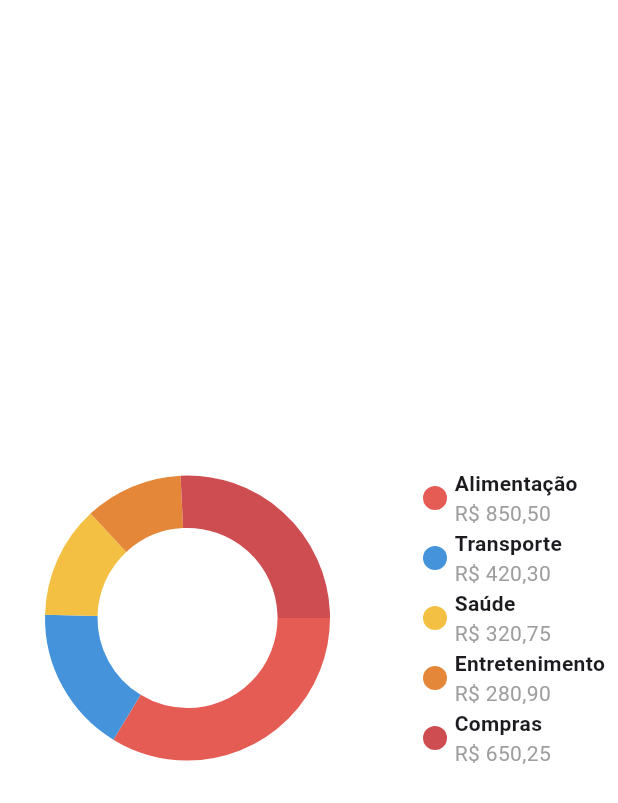
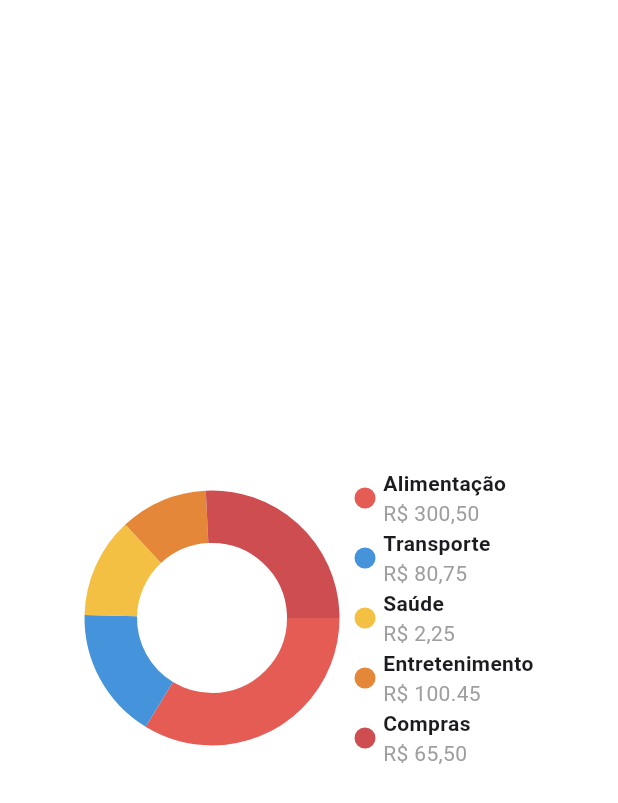
Before and after one commit to Ana-Julia-Furtado/Fin_Tracker, a Flutter app: the DonutChart screen opened directly, on a phone screen of 412 x 824 dp. Shown: the top 803 px of the screen. Run offline on Flutter 3.47's test engine with Material 3 defaults, Android fonts, the phone set to English and light mode, and no system bars; drawn by our look-alikes of fl_chart; our stand-ins replace firebase_core; accounts and stored records are empty.

```diff
--- a/lib/charts/chart.dart
+++ b/lib/charts/chart.dart
@@ -8,52 +8,51 @@ class DonutChart extends StatelessWidget {
   Widget build(BuildContext context) {
     return Scaffold(
       body: Center(
-        // MUDANÇA: Usar uma Row para colocar o gráfico e a legenda lado a lado.
         child: Row(
           mainAxisAlignment: MainAxisAlignment.center,
           crossAxisAlignment: CrossAxisAlignment.center,
           children: [
             SizedBox(
               height: 250,
-              width: 250,
+              width: 180,
               child: PieChart(
                 PieChartData(
                   sections: showingSections(),
-                  centerSpaceRadius: 60,
+                  centerSpaceRadius: 50,
                   sectionsSpace: 0,
                   borderData: FlBorderData(show: false),
                 ),
               ),
             ),
-            const SizedBox(width: 32),
+            const SizedBox(width: 5),
             const Column(
               mainAxisAlignment: MainAxisAlignment.center,
               crossAxisAlignment: CrossAxisAlignment.start,
               children: [
                 Indicator(
-                  color: Color(0xFFE55C55), // Vermelho
+                  color: Color(0xFFE55C55),
                   text: 'Alimentação',
-                  value: 'R\$ 850,50',
+                  value: 'R\$ 300,50',
                 ),
                 Indicator(
-                  color: Color(0xFF4594DB), // Azul
+                  color: Color(0xFF4594DB),
                   text: 'Transporte',
-                  value: 'R\$ 420,30',
+                  value: 'R\$ 80,75',
                 ),
                 Indicator(
-                  color: Color(0xFFF3C044), // Amarelo
+                  color: Color(0xFFF3C044),
                   text: 'Saúde',
-                  value: 'R\$ 320,75',
+                  value: 'R\$ 2,25',
                 ),
                 Indicator(
-                  color: Color(0xFFE58739), // Laranja
+                  color: Color(0xFFE58739),
                   text: 'Entretenimento',
-                  value: 'R\$ 280,90',
+                  value: 'R\$ 100.45',
                 ),
                 Indicator(
-                  color: Color(0xFFCE4D51), // Vermelho mais escuro
+                  color: Color(0xFFCE4D51),
                   text: 'Compras',
-                  value: 'R\$ 650,25',
+                  value: 'R\$ 65,50',
                 ),
               ],
             ),
@@ -66,35 +65,35 @@ class DonutChart extends StatelessWidget {
   List<PieChartSectionData> showingSections() {
     return [
       PieChartSectionData(
-        color: const Color(0xFFE55C55), // Vermelho
+        color: const Color(0xFFE55C55),
         value: 850.50,
         title: '',
         radius: 35,
         titleStyle: const TextStyle(fontSize: 0),
       ),
       PieChartSectionData(
-        color: const Color(0xFF4594DB), // Azul
+        color: const Color(0xFF4594DB),
         value: 420.30,
         title: '',
         radius: 35,
         titleStyle: const TextStyle(fontSize: 0),
       ),
       PieChartSectionData(
-        color: const Color(0xFFF3C044), // Amarelo
+        color: const Color(0xFFF3C044),
         value: 320.75,
         title: '',
         radius: 35,
         titleStyle: const TextStyle(fontSize: 0),
       ),
       PieChartSectionData(
-        color: const Color(0xFFE58739), // Laranja
+        color: const Color(0xFFE58739),
         value: 280.90,
         title: '',
         radius: 35,
         titleStyle: const TextStyle(fontSize: 0),
       ),
       PieChartSectionData(
-        color: const Color(0xFFCE4D51), // Vermelho mais escuro
+        color: const Color(0xFFCE4D51),
         value: 650.25,
         title: '',
         radius: 35,
@@ -120,12 +119,12 @@ class Indicator extends StatelessWidget {
   @override
   Widget build(BuildContext context) {
     return Padding(
-      padding: const EdgeInsets.fromLTRB(0, 0, 10, 0),
+      padding: const EdgeInsets.fromLTRB(0, 0, 5, 0),
       child: Row(
         mainAxisSize: MainAxisSize.min,
         children: [
           Container(
-            width: 16,
+            width: 14,
             height: 16,
             decoration: BoxDecoration(shape: BoxShape.circle, color: color),
           ),
--- a/lib/login.dart
+++ b/lib/login.dart
@@ -138,7 +138,7 @@ class LoginScreen extends StatelessWidget {
 
               // Botão Login
               Padding(
-                padding: const EdgeInsets.fromLTRB(170, 20, 170, 0),
+                padding: const EdgeInsets.fromLTRB(80, 20, 80, 0),
                 child: ElevatedButton(
                   onPressed: () {
                     Navigator.pushReplacementNamed(context, '/home');
@@ -152,7 +152,7 @@ class LoginScreen extends StatelessWidget {
 
               // Botão Registro
               Padding(
-                padding: const EdgeInsets.fromLTRB(170, 10, 170, 10),
+                padding: const EdgeInsets.fromLTRB(80, 10, 80, 10),
                 child: ElevatedButton(
                   onPressed: () {},
                   child: const Text(
--- a/pubspec.yaml
+++ b/pubspec.yaml
@@ -25,5 +25,3 @@ dev_dependencies:
 
 flutter:
   uses-material-design: true
-  assets:
-    - lib/assets/images/grafico.png
```
Also changed, not shown: lib/home.dart (+115 -70 lines), 1 other file.
